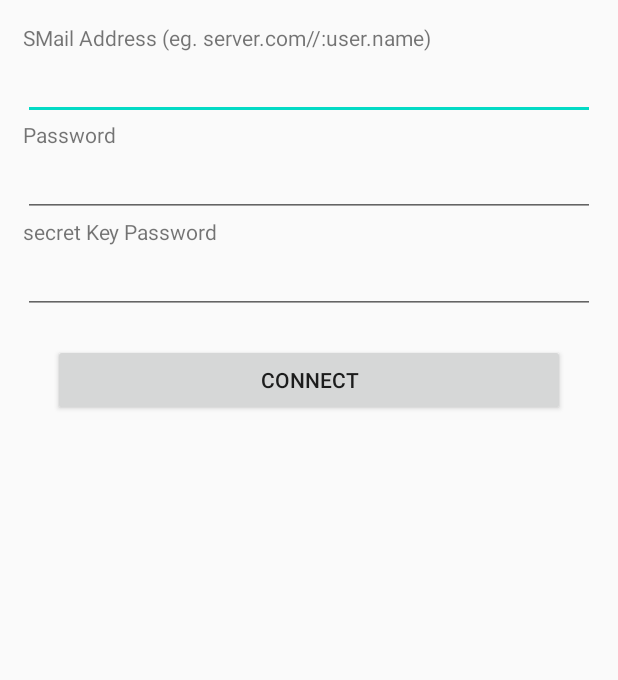
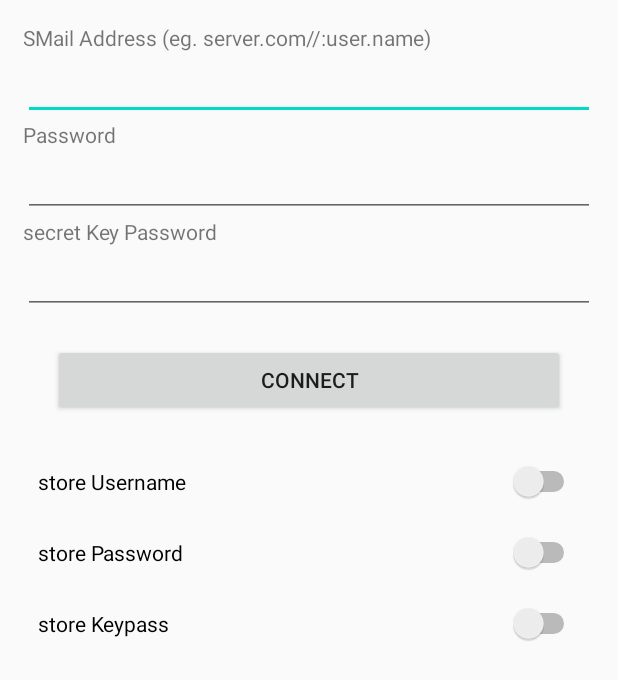
Before and after one commit to no-such-company/SMail-Android-Client, an Android app: the screen it shows after launch (LoginActivity), on a phone screen of 412 x 824 dp. Shown: the top 680 px of the screen. Run offline under Robolectric (Android 15) with nearby library versions, the phone set to English and light mode, and no system bars; libraries missing offline, so code that uses them is left out: com.gun0912.tedpermission; 2 statements that could not run were skipped.

Commit message:
Add storage on Login

```diff
--- a/app/src/main/java/io/github/no_such_company/smailclientapp/LoginActivity.java
+++ b/app/src/main/java/io/github/no_such_company/smailclientapp/LoginActivity.java
@@ -2,11 +2,13 @@ package io.github.no_such_company.smailclientapp;
 
 import android.Manifest;
 import android.content.Intent;
+import android.content.SharedPreferences;
 import android.os.Bundle;
 import android.os.StrictMode;
 import android.support.v7.app.AppCompatActivity;
 import android.view.View;
 import android.widget.EditText;
+import android.widget.Switch;
 import android.widget.Toast;
 
 import com.fasterxml.jackson.databind.ObjectMapper;
@@ -26,12 +28,14 @@ import okhttp3.RequestBody;
 import okhttp3.Response;
 
 import static io.github.no_such_company.smailclientapp.helper.AlternateHostHelper.getFinalDestinationHost;
+import static io.github.no_such_company.smailclientapp.helper.TypeHelper.boolToString;
 
 public class LoginActivity extends AppCompatActivity {
 
     EditText editTextTextPersonName;
     EditText editTextTextPassword;
     EditText editTextTextPassword2;
+    Switch  switch1, switch2, switch3;
     OkHttpClient client;
 
     @Override
@@ -48,10 +52,17 @@ public class LoginActivity extends AppCompatActivity {
         editTextTextPersonName = findViewById(R.id.editTextTextPersonName);
         editTextTextPassword = findViewById(R.id.editTextTextPassword);
         editTextTextPassword2 = findViewById(R.id.editTextTextPassword2);
+        switch1 = findViewById(R.id.switch1);
+        switch2 = findViewById(R.id.switch2);
+        switch3 = findViewById(R.id.switch3);
 
         if (user[0] != null) {
             editTextTextPassword.setText(user[0].getPasswd());
+            editTextTextPassword2.setText(user[0].getKeyPass());
             editTextTextPersonName.setText(user[0].getAddress());
+            switch1.setChecked(user[0].isSwitch1());
+            switch2.setChecked(user[0].isSwitch2());
+            switch3.setChecked(user[0].isSwitch3());
         }
 
         PermissionListener permissionlistener = new PermissionListener() {
@@ -100,6 +111,25 @@ public class LoginActivity extends AppCompatActivity {
                     user[0].setPasswd(editTextTextPassword.getText().toString());
                     user[0].setKeyPass(editTextTextPassword2.getText().toString());
 
+                    SharedPreferences sharedPreferences = getSharedPreferences("SMailClient", MODE_PRIVATE);
+                    SharedPreferences.Editor editor = sharedPreferences.edit();
+
+                    if(switch1.isChecked()){
+                        editor.putString("user", user[0].getAddress());
+                    }
+                    if(switch2.isChecked()){
+                        editor.putString("pw", user[0].getPasswd());
+                    }
+                    if(switch3.isChecked()){
+                        editor.putString("kp", user[0].getKeyPass());
+                    }
+
+                    editor.putString("sw1", boolToString(switch1.isChecked()));
+                    editor.putString("sw2", boolToString(switch2.isChecked()));
+                    editor.putString("sw3", boolToString(switch3.isChecked()));
+                    editor.apply();
+
+
                     intent.putExtra("user", user[0]);
                     startActivity(intent);
 
--- a/app/src/main/java/io/github/no_such_company/smailclientapp/MainActivity.java
+++ b/app/src/main/java/io/github/no_such_company/smailclientapp/MainActivity.java
@@ -13,6 +13,8 @@ import android.view.Menu;
 import android.view.MenuItem;
 
 import io.github.no_such_company.smailclientapp.pojo.credentials.User;
+
+import static io.github.no_such_company.smailclientapp.helper.TypeHelper.stringToBool;
 
 public class MainActivity extends AppCompatActivity {
 
@@ -35,12 +37,15 @@ public class MainActivity extends AppCompatActivity {
                         .setAction("Action", null).show();
             }
         });
-        try{
+        try {
             user = (User) getIntent().getSerializableExtra("user");
-        } catch (Exception e){
+        } catch (Exception e) {
+
+        }
+        if (user == null) {
             user = fetchUserFromStorage();
         }
-        if(user == null || user.getKeyPass() == null || user.getPasswd() == null){
+        if (user == null || user.getKeyPass() == null || user.getPasswd() == null) {
             Intent intent = new Intent(MainActivity.this, LoginActivity.class);
             intent.putExtra("user", user);
             startActivity(intent);
@@ -68,11 +73,18 @@ public class MainActivity extends AppCompatActivity {
         return super.onOptionsItemSelected(item);
     }
 
-    private User fetchUserFromStorage(){
+    private User fetchUserFromStorage() {
         User user = new User();
-        SharedPreferences sharedPreferences = getSharedPreferences("SMail_client", MODE_PRIVATE);
+        SharedPreferences sharedPreferences = getSharedPreferences("SMailClient", MODE_PRIVATE);
         user.setAddress(sharedPreferences.getString("user", null));
         user.setPasswd(sharedPreferences.getString("pw", null));
+        user.setKeyPass(sharedPreferences.getString("kp", null));
+        user.setSwitch1(stringToBool(sharedPreferences.getString("sw1", "false")));
+        user.setSwitch2(stringToBool(sharedPreferences.getString("sw2", "false")));
+        user.setSwitch3(stringToBool(sharedPreferences.getString("sw3", "false")));
+
         return user;
     }
+
+
 }
--- a/app/src/main/java/io/github/no_such_company/smailclientapp/adapter/MailBoxRecyclerViewAdapter.java
+++ b/app/src/main/java/io/github/no_such_company/smailclientapp/adapter/MailBoxRecyclerViewAdapter.java
@@ -6,6 +6,7 @@ import android.view.LayoutInflater;
 import android.view.View;
 import android.view.ViewGroup;
 import android.widget.TextView;
+import android.widget.Toast;
 
 import java.util.List;
 
@@ -43,9 +44,6 @@ public class MailBoxRecyclerViewAdapter extends RecyclerView.Adapter<MailBoxRecy
         return mData.size();
     }
 
-    public void setClickListener(MailsActivity mailsActivity) {
-    }
-
 
     public class ViewHolder extends RecyclerView.ViewHolder implements View.OnClickListener {
         TextView myTextView;
@@ -67,7 +65,7 @@ public class MailBoxRecyclerViewAdapter extends RecyclerView.Adapter<MailBoxRecy
     }
 
     // allows clicks events to be caught
-    void setClickListener(ItemClickListener itemClickListener) {
+    public void setClickListener(ItemClickListener itemClickListener) {
         this.mClickListener = itemClickListener;
     }
 
--- /dev/null
+++ b/app/src/main/java/io/github/no_such_company/smailclientapp/helper/TypeHelper.java
@@ -0,0 +1,19 @@
+package io.github.no_such_company.smailclientapp.helper;
+
+public class TypeHelper {
+
+    public static boolean stringToBool(String string){
+        if(string.equals("1") || string.toLowerCase().equals("true") ){
+            return true;
+        }
+        return false;
+    }
+
+    public static String boolToString(Boolean bool){
+        if(bool){
+            return "true";
+        }
+
+        return "false";
+    }
+}
--- a/app/src/main/java/io/github/no_such_company/smailclientapp/pojo/credentials/User.java
+++ b/app/src/main/java/io/github/no_such_company/smailclientapp/pojo/credentials/User.java
@@ -7,6 +7,9 @@ public class User implements Serializable {
     private String address;
     private String passwd;
     private String keyPass;
+    private boolean switch1;
+    private boolean switch2;
+    private boolean switch3;
 
     public String getAddress() {
         return address;
@@ -32,10 +35,34 @@ public class User implements Serializable {
         this.keyPass = keyPass;
     }
 
-    public void storeCredentials(){
+    public void storeCredentials() {
 
     }
 
-    public void regenerateCredentials(){
+    public void regenerateCredentials() {
+    }
+
+    public boolean isSwitch1() {
+        return switch1;
+    }
+
+    public void setSwitch1(boolean switch1) {
+        this.switch1 = switch1;
+    }
+
+    public boolean isSwitch2() {
+        return switch2;
+    }
+
+    public void setSwitch2(boolean switch2) {
+        this.switch2 = switch2;
+    }
+
+    public boolean isSwitch3() {
+        return switch3;
+    }
+
+    public void setSwitch3(boolean switch3) {
+        this.switch3 = switch3;
     }
 }
--- a/app/src/main/res/layout/fragment_login.xml
+++ b/app/src/main/res/layout/fragment_login.xml
@@ -58,5 +58,26 @@
             android:layout_height="wrap_content"
             android:layout_margin="20dp"
             android:text="Connect" />
+
+        <Switch
+            android:id="@+id/switch1"
+            android:layout_width="match_parent"
+            android:layout_height="wrap_content"
+            android:layout_margin="10dp"
+            android:text="@string/store_username" />
+
+        <Switch
+            android:id="@+id/switch2"
+            android:layout_width="match_parent"
+            android:layout_height="wrap_content"
+            android:layout_margin="10dp"
+            android:text="@string/store_password" />
+
+        <Switch
+            android:id="@+id/switch3"
+            android:layout_width="match_parent"
+            android:layout_height="wrap_content"
+            android:layout_margin="10dp"
+            android:text="@string/store_keypass" />
     </LinearLayout>
 </android.support.constraint.ConstraintLayout>
--- a/app/src/main/res/layout/mail_list_card.xml
+++ b/app/src/main/res/layout/mail_list_card.xml
@@ -3,7 +3,7 @@
     xmlns:android="http://schemas.android.com/apk/res/android"
     xmlns:app="http://schemas.android.com/apk/res-auto"
     android:layout_width="match_parent"
-    android:layout_height="105dp">
+    android:layout_height="wrap_content">
 
 
     <TextView
--- /dev/null
+++ b/app/src/main/res/values-night/strings.xml
@@ -0,0 +1,6 @@
+<?xml version="1.0" encoding="utf-8"?>
+<resources>
+    <string name="store_username">store Username</string>
+    <string name="store_password">store Password</string>
+    <string name="store_keypass">store Keypass</string>
+</resources>
--- a/app/src/main/res/values/strings.xml
+++ b/app/src/main/res/values/strings.xml
@@ -9,4 +9,7 @@
 
     <string name="hello_first_fragment">Hello first fragment</string>
     <string name="hello_second_fragment">Hello second fragment. Arg: %1$s</string>
+    <string name="store_username">store Username</string>
+    <string name="store_password">store Password</string>
+    <string name="store_keypass">store Keypass</string>
 </resources>
```
Also changed, not shown: app/src/main/java/io/github/no_such_company/smailclientapp/MailsActivity.java (+5 -2 lines).
